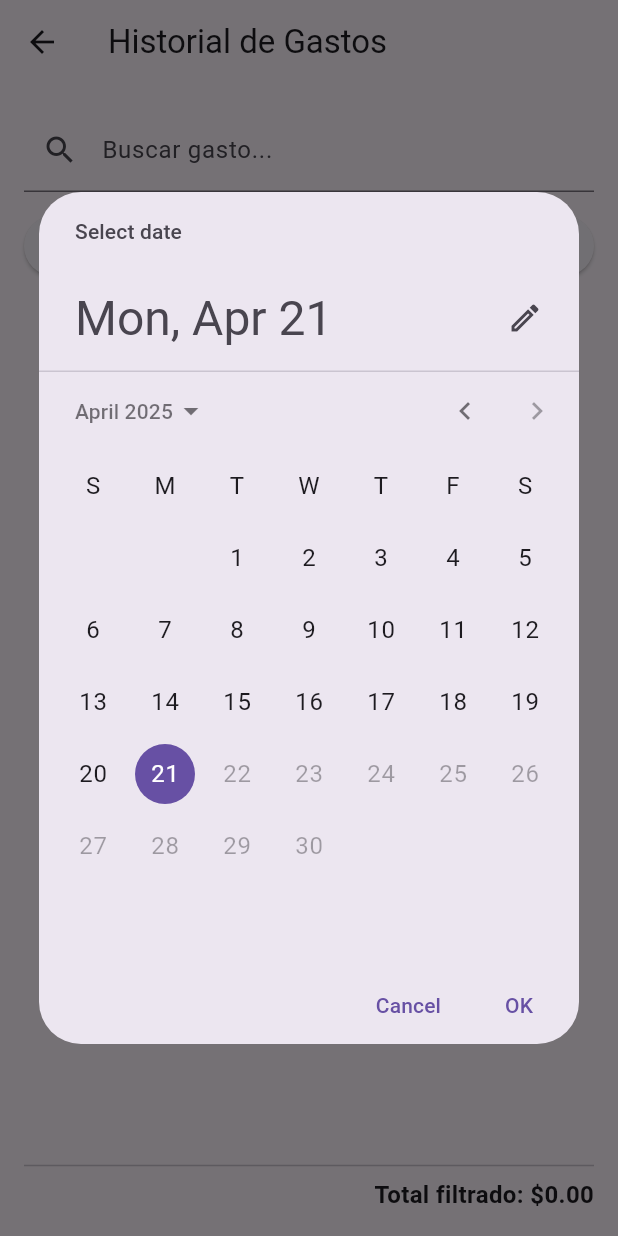
After one commit to enmanuel67/pos-app, a Flutter app: the ExpenseHistoryScreen screen opened directly, after a tap on "Desde", on a phone screen of 412 x 824 dp. The commit adds this screen. Run offline on Flutter 3.47's test engine with Material 3 defaults, Android fonts, the phone set to English and light mode, and no system bars; our stand-ins replace sqflite; accounts and stored records are empty.

Commit message:
gastos agregados

```diff
--- a/lib/db/db_helper.dart
+++ b/lib/db/db_helper.dart
@@ -5,6 +5,8 @@ import '../models/supplier.dart';
 import '../models/client.dart';
 import '../models/sale.dart';
 import '../models/sale_item.dart';
+import '../models/expense.dart';
+import '../models/expense_entry.dart';
 import '../notifiers/inventory_notifier.dart';
 
 class DBHelper {
@@ -103,6 +105,25 @@ class DBHelper {
   FOREIGN KEY (supplier_id) REFERENCES suppliers(id)
 )
         ''');
+
+        await db.execute('''
+  CREATE TABLE expenses (
+    id INTEGER PRIMARY KEY AUTOINCREMENT,
+    name TEXT
+  )
+''');
+
+await db.execute('''
+  CREATE TABLE expense_entries (
+    id INTEGER PRIMARY KEY AUTOINCREMENT,
+    expense_id INTEGER,
+    amount REAL,
+    date TEXT,
+    FOREIGN KEY (expense_id) REFERENCES expenses(id)
+  )
+''');
+
+
       },
     );
   }
@@ -560,4 +581,50 @@ static Future<int> getNotificationCount() async {
     }
     return null;
   }
+
+    // ───────────────EXPENSES ───────────────
+    // Insertar gasto
+static Future<int> insertExpense(Expense expense) async {
+  final dbClient = await db;
+  return await dbClient.insert('expenses', expense.toMap());
 }
+
+static Future<List<Expense>> getExpenses() async {
+  final dbClient = await db;
+  final result = await dbClient.query('expenses');
+  return result.map((e) => Expense.fromMap(e)).toList();
+}
+
+static Future<int> insertExpenseEntry(ExpenseEntry entry) async {
+  final dbClient = await db;
+  return await dbClient.insert('expense_entries', entry.toMap());
+}
+
+static Future<List<ExpenseEntry>> getEntriesByExpenseId(int expenseId) async {
+  final dbClient = await db;
+  final result = await dbClient.query(
+    'expense_entries',
+    where: 'expense_id = ?',
+    whereArgs: [expenseId],
+  );
+  return result.map((e) => ExpenseEntry.fromMap(e)).toList();
+}
+
+static Future<List<Map<String, dynamic>>> getExpenseHistory() async {
+  final dbClient = await db;
+
+  final result = await dbClient.rawQuery('''
+    SELECT e.name AS expense_name, ee.amount, ee.date
+    FROM expense_entries ee
+    JOIN expenses e ON ee.expense_id = e.id
+    ORDER BY ee.date DESC
+  ''');
+
+  return result.map((row) => {
+    'expense_name': row['expense_name'],
+    'amount': row['amount'],
+    'date': row['date'],
+  }).toList();
+}
+
+}
--- /dev/null
+++ b/lib/models/expense.dart
@@ -0,0 +1,20 @@
+class Expense {
+  final int? id;
+  final String name;
+
+  Expense({this.id, required this.name});
+
+  Map<String, dynamic> toMap() {
+    return {
+      'id': id,
+      'name': name,
+    };
+  }
+
+  factory Expense.fromMap(Map<String, dynamic> map) {
+    return Expense(
+      id: map['id'],
+      name: map['name'],
+    );
+  }
+}
--- /dev/null
+++ b/lib/models/expense_entry.dart
@@ -0,0 +1,31 @@
+class ExpenseEntry {
+  final int? id;
+  final int expenseId;
+  final double amount;
+  final String date;
+
+  ExpenseEntry({
+    this.id,
+    required this.expenseId,
+    required this.amount,
+    required this.date,
+  });
+
+  Map<String, dynamic> toMap() {
+    return {
+      'id': id,
+      'expense_id': expenseId,
+      'amount': amount,
+      'date': date,
+    };
+  }
+
+  factory ExpenseEntry.fromMap(Map<String, dynamic> map) {
+    return ExpenseEntry(
+      id: map['id'],
+      expenseId: map['expense_id'],
+      amount: map['amount'],
+      date: map['date'],
+    );
+  }
+}
--- a/lib/screens/dashboard_screen.dart
+++ b/lib/screens/dashboard_screen.dart
@@ -1,4 +1,5 @@
 import 'package:flutter/material.dart';
+import 'package:pos_app/screens/expenses_screen.dart';
 import 'package:pos_app/screens/inventory_screen.dart';
 import 'package:pos_app/screens/billing_screen.dart';
 import 'package:pos_app/screens/clients_screen.dart';
@@ -33,6 +34,9 @@ class DashboardScreen extends StatelessWidget {
       }),
             _DashboardItem('Inventario', Icons.add_shopping_cart, () {
         Navigator.push(context, MaterialPageRoute(builder: (_) => InventoryScreen()));
+      }),
+      _DashboardItem('Gastos', Icons.currency_exchange, () {
+        Navigator.push(context, MaterialPageRoute(builder: (_) => ExpensesScreen()));
       }),
     ];
 
--- /dev/null
+++ b/lib/screens/expense_history_screen.dart
@@ -0,0 +1,142 @@
+import 'package:flutter/material.dart';
+import 'package:intl/intl.dart';
+import '../db/db_helper.dart';
+
+class ExpenseHistoryScreen extends StatefulWidget {
+  const ExpenseHistoryScreen({Key? key}) : super(key: key);
+
+  @override
+  State<ExpenseHistoryScreen> createState() => _ExpenseHistoryScreenState();
+}
+
+class _ExpenseHistoryScreenState extends State<ExpenseHistoryScreen> {
+  List<Map<String, dynamic>> _allExpenses = [];
+  List<Map<String, dynamic>> _filteredExpenses = [];
+  double _filteredTotal = 0.0;
+
+  DateTime? _startDate;
+  DateTime? _endDate;
+  final _searchController = TextEditingController();
+
+  @override
+  void initState() {
+    super.initState();
+    _loadExpenseHistory();
+  }
+
+  Future<void> _loadExpenseHistory() async {
+    final expenses = await DBHelper.getExpenseHistory();
+    setState(() {
+      _allExpenses = expenses;
+      _applyFilters();
+    });
+  }
+
+  void _applyFilters() {
+    final query = _searchController.text.toLowerCase();
+
+    final filtered = _allExpenses.where((expense) {
+      final matchesSearch = expense['expense_name'].toLowerCase().contains(query);
+      final date = DateTime.parse(expense['date']);
+      final inDateRange = (_startDate == null || date.isAfter(_startDate!.subtract(const Duration(days: 1)))) &&
+                          (_endDate == null || date.isBefore(_endDate!.add(const Duration(days: 1))));
+      return matchesSearch && inDateRange;
+    }).toList();
+
+    final total = filtered.fold<double>(
+      0.0,
+      (sum, e) => sum + (e['amount'] as num).toDouble(),
+    );
+
+    setState(() {
+      _filteredExpenses = filtered;
+      _filteredTotal = total;
+    });
+  }
+
+  Future<void> _selectDate(bool isStart) async {
+    final picked = await showDatePicker(
+      context: context,
+      initialDate: DateTime.now(),
+      firstDate: DateTime(2022),
+      lastDate: DateTime.now(),
+    );
+    if (picked != null) {
+      setState(() {
+        if (isStart) {
+          _startDate = picked;
+        } else {
+          _endDate = picked;
+        }
+        _applyFilters();
+      });
+    }
+  }
+
+  @override
+  Widget build(BuildContext context) {
+    final dateFormat = DateFormat('yyyy-MM-dd');
+
+    return Scaffold(
+      appBar: AppBar(title: const Text('Historial de Gastos')),
+      body: Padding(
+        padding: const EdgeInsets.all(16),
+        child: Column(
+          children: [
+            TextField(
+              controller: _searchController,
+              decoration: const InputDecoration(
+                labelText: 'Buscar gasto...',
+                prefixIcon: Icon(Icons.search),
+              ),
+              onChanged: (_) => _applyFilters(),
+            ),
+            const SizedBox(height: 12),
+            Row(
+              children: [
+                Expanded(
+                  child: ElevatedButton(
+                    onPressed: () => _selectDate(true),
+                    child: Text(_startDate == null ? 'Desde' : dateFormat.format(_startDate!)),
+                  ),
+                ),
+                const SizedBox(width: 10),
+                Expanded(
+                  child: ElevatedButton(
+                    onPressed: () => _selectDate(false),
+                    child: Text(_endDate == null ? 'Hasta' : dateFormat.format(_endDate!)),
+                  ),
+                ),
+              ],
+            ),
+            const SizedBox(height: 16),
+            Expanded(
+              child: _filteredExpenses.isEmpty
+                  ? const Center(child: Text('No se encontraron gastos.'))
+                  : ListView.separated(
+                      itemCount: _filteredExpenses.length,
+                      separatorBuilder: (_, __) => const Divider(),
+                      itemBuilder: (_, index) {
+                        final e = _filteredExpenses[index];
+                        return ListTile(
+                          title: Text(e['expense_name']),
+                          subtitle: Text('Fecha: ${dateFormat.format(DateTime.parse(e['date']))}'),
+                          trailing: Text('\$${(e['amount'] as num).toStringAsFixed(2)}'),
+                        );
+                      },
+                    ),
+            ),
+            const Divider(),
+            Align(
+              alignment: Alignment.centerRight,
+              child: Text(
+                'Total filtrado: \$${_filteredTotal.toStringAsFixed(2)}',
+                style: const TextStyle(fontWeight: FontWeight.bold, fontSize: 16),
+              ),
+            ),
+          ],
+        ),
+      ),
+    );
+  }
+}
```
Also changed, not shown: lib/screens/expenses_screen.dart (added, +144 -0 lines).
